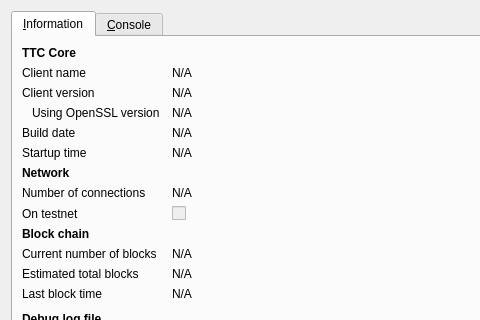
Qt form src/qt/forms/rpcconsole.ui (neiros/TDC) before a commit; both pictures show x 0 to 480 and y 0 to 320 of the 740 by 450 pixel window.
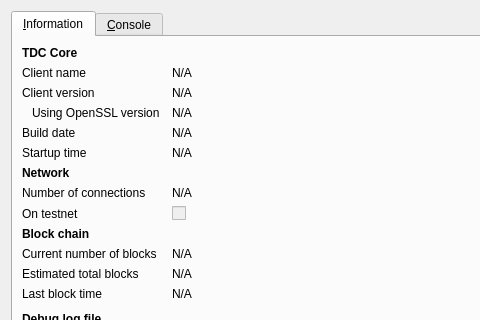
The same form after that commit. Icons and pictures are not drawn.

```diff
--- a/src/qt/forms/rpcconsole.ui
+++ b/src/qt/forms/rpcconsole.ui
@@ -36,7 +36,7 @@
           </font>
          </property>
          <property name="text">
-          <string>TTC Core</string>
+          <string>TDC Core</string>
          </property>
         </widget>
        </item>
```
Left out of the diff: 6 changed lines with no effect on the pictures.
